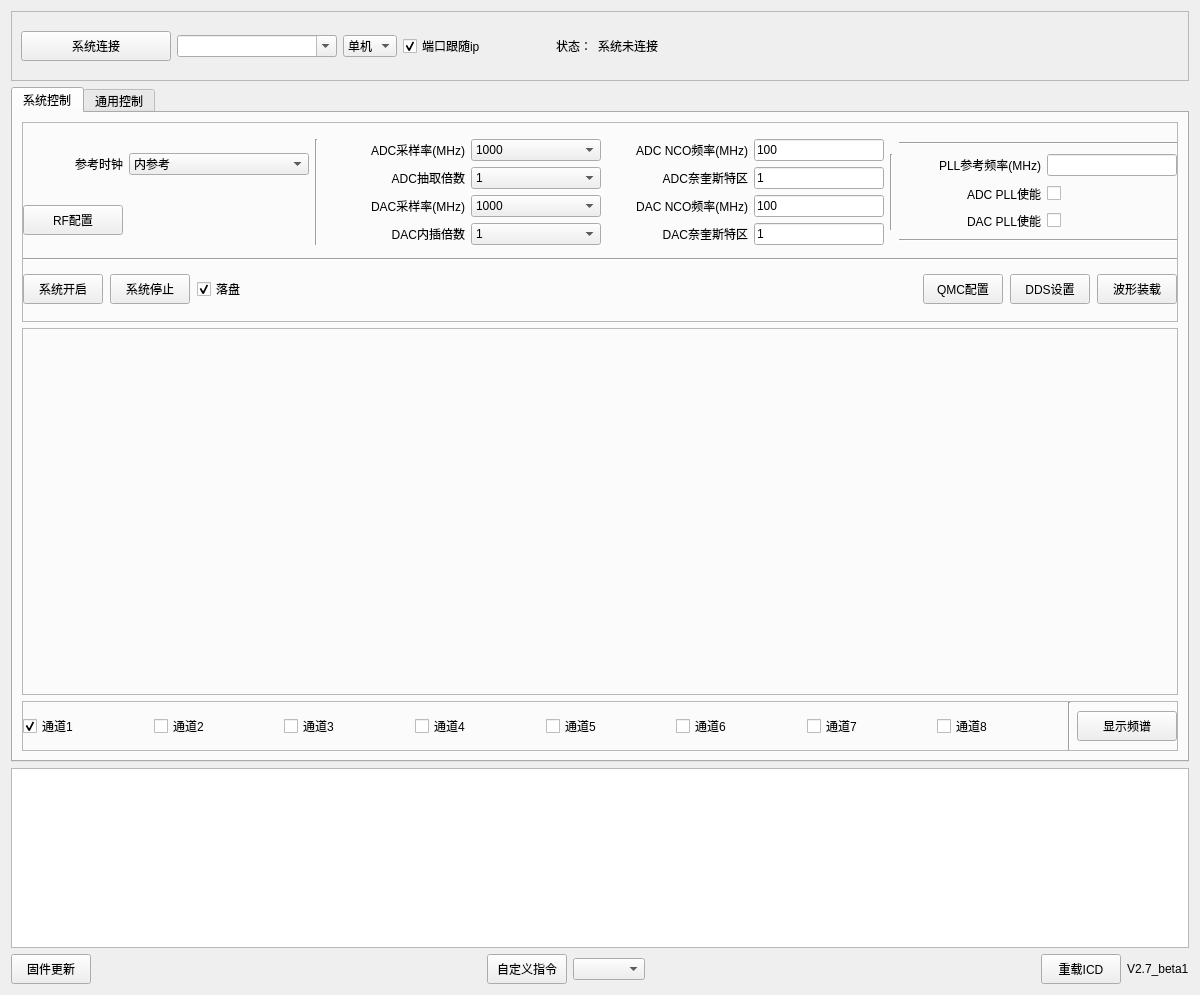
This is ui/CTYui.ui in sunningxiao/RFSdemo as Qt 5 draws it before an edit. The edited form follows.
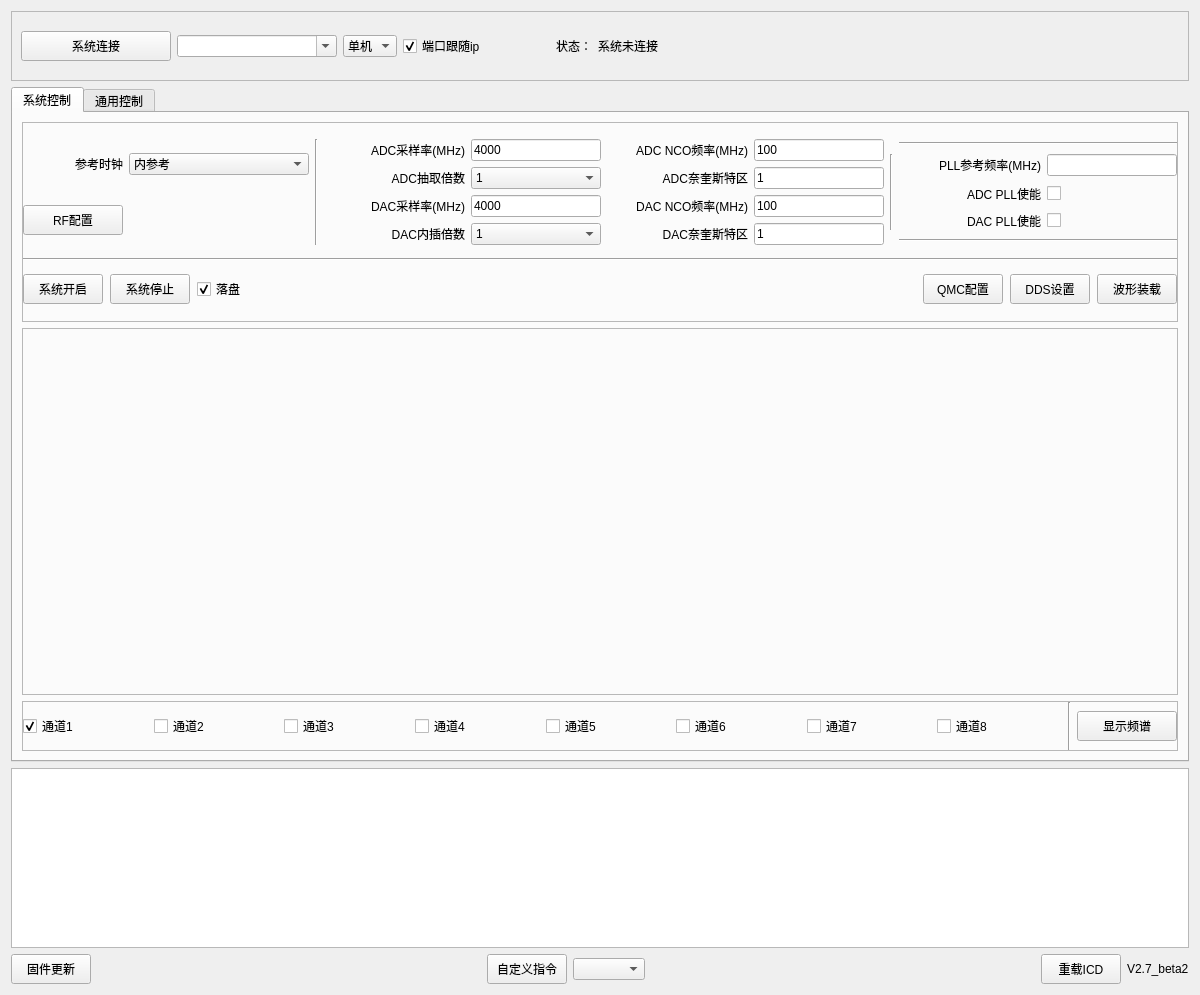
This is the edited form.

Commit message: v2.7_beta2 dds采样率与其它参数关联 AD、DA采样率改为QLineEdit控件输入

Diff of the .ui file:
```diff
--- a/ui/CTYui.ui
+++ b/ui/CTYui.ui
@@ -34,7 +34,7 @@
      <item row="3" column="6">
       <widget class="QLabel" name="label_4">
        <property name="text">
-        <string>V2.7_beta1</string>
+        <string>V2.7_beta2</string>
        </property>
       </widget>
      </item>
@@ -523,73 +523,6 @@
                   </property>
                  </widget>
                 </item>
-                <item row="1" column="4">
-                 <widget class="QComboBox" name="select_adc_sample">
-                  <property name="minimumSize">
-                   <size>
-                    <width>100</width>
-                    <height>0</height>
-                   </size>
-                  </property>
-                  <property name="maximumSize">
-                   <size>
-                    <width>130</width>
-                    <height>16777215</height>
-                   </size>
-                  </property>
-                  <item>
-                   <property name="text">
-                    <string>1000</string>
-                   </property>
-                  </item>
-                  <item>
-                   <property name="text">
-                    <string>2000</string>
-                   </property>
-                  </item>
-                  <item>
-                   <property name="text">
-                    <string>4000</string>
-                   </property>
-                  </item>
-                 </widget>
-                </item>
-                <item row="3" column="4">
-                 <widget class="QComboBox" name="select_dac_sample">
-                  <property name="minimumSize">
-                   <size>
-                    <width>100</width>
-                    <height>0</height>
-                   </size>
-                  </property>
-                  <property name="maximumSize">
-                   <size>
-                    <width>130</width>
-                    <height>16777215</height>
-                   </size>
-                  </property>
-                  <item>
-                   <property name="text">
-                    <string>1000</string>
-                   </property>
-                  </item>
-                  <item>
-                   <property name="text">
-                    <string>2000</string>
-                   </property>
-                  </item>
-                  <item>
-                   <property name="text">
-                    <string>4000</string>
-                   </property>
-                  </item>
-                  <item>
-                   <property name="text">
-                    <string>6000</string>
-                   </property>
-                  </item>
-                 </widget>
-                </item>
                 <item row="1" column="3">
                  <widget class="QLabel" name="label_23">
                   <property name="minimumSize">
@@ -1007,6 +940,38 @@
                   </item>
                  </widget>
                 </item>
+                <item row="3" column="4">
+                 <widget class="QLineEdit" name="txt_dac_sample">
+                  <property name="maximumSize">
+                   <size>
+                    <width>130</width>
+                    <height>16777215</height>
+                   </size>
+                  </property>
+                  <property name="text">
+                   <string>4000</string>
+                  </property>
+                 </widget>
+                </item>
+                <item row="1" column="4">
+                 <widget class="QLineEdit" name="txt_adc_sample">
+                  <property name="minimumSize">
+                   <size>
+                    <width>80</width>
+                    <height>0</height>
+                   </size>
+                  </property>
+                  <property name="maximumSize">
+                   <size>
+                    <width>130</width>
+                    <height>16777215</height>
+                   </size>
+                  </property>
+                  <property name="text">
+                   <string>4000</string>
+                  </property>
+                 </widget>
+                </item>
                </layout>
               </item>
               <item>
```
The commit also changes 6 other files.
